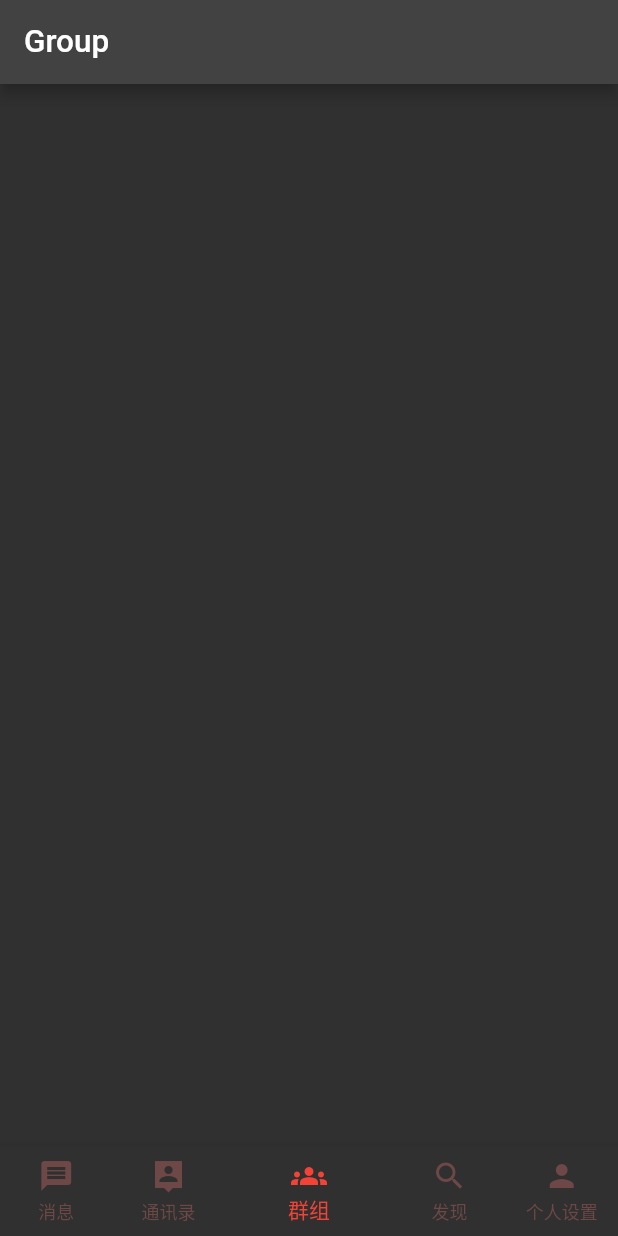
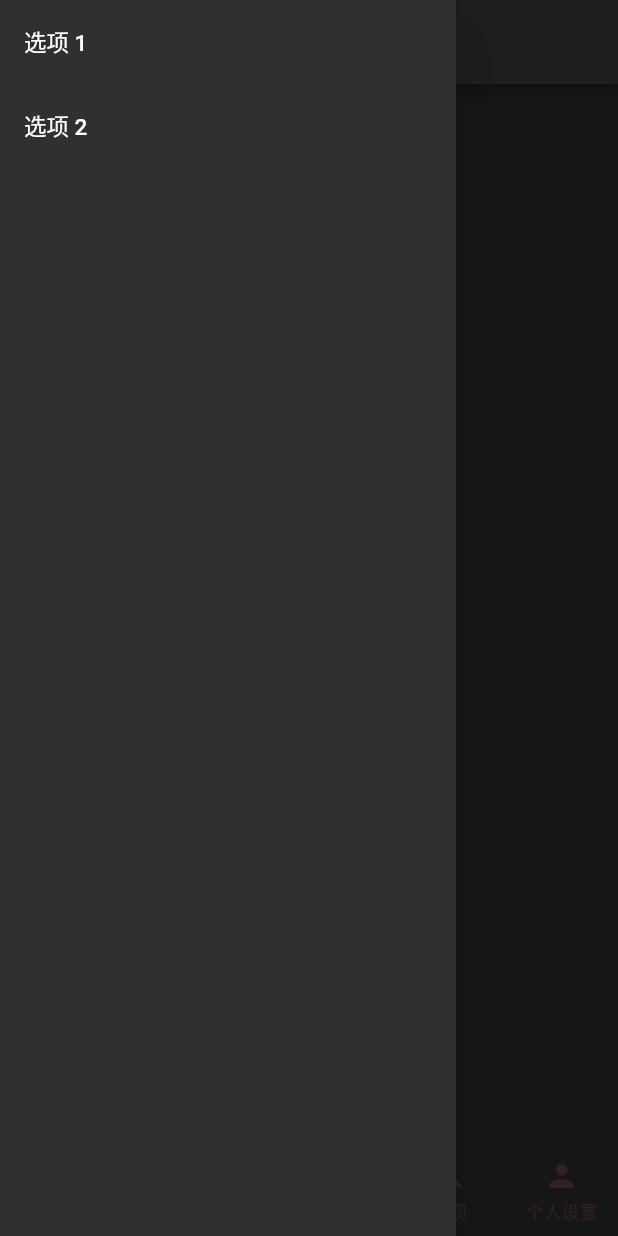
Before and after one commit to rickylin614/flutter_im, a Flutter app: the screen it shows after launch, item 3 of the bottom bar chosen, with the side drawer open (before the commit the screen has no drawer), on a phone screen of 412 x 824 dp. Run offline on Flutter 3.47's test engine with Material 2 defaults, Android fonts, the phone set to English and light mode, and no system bars; our stand-ins replace flutter_bloc; generated files the repository leaves out were written again.

Commit message:
feat: 優化導航欄

```diff
--- /dev/null
+++ b/lib/pkg/views/common/left_draw.dart
@@ -0,0 +1,30 @@
+import 'package:flutter/material.dart';
+
+class LeftDraw extends StatefulWidget {
+  const LeftDraw({super.key});
+
+  @override
+  State<LeftDraw> createState() => _LeftDrawState();
+}
+
+class _LeftDrawState extends State<LeftDraw> {
+  @override
+  Widget build(BuildContext context) {
+    return Drawer(
+      child: ListView(
+        children: [
+          ListTile(
+            title: const Text('选项 1'),
+            onTap: () {},
+          ),
+          ListTile(
+            title: const Text('选项 2'),
+            onTap: () {
+              // 处理选项 2 的操作
+            },
+          ),
+        ],
+      ),
+    );
+  }
+}
--- a/lib/pkg/views/common/navigation_bar.dart
+++ b/lib/pkg/views/common/navigation_bar.dart
@@ -1,4 +1,5 @@
 import 'package:flutter/material.dart';
+import 'package:flutter_application/pkg/views/common/left_draw.dart';
 import 'package:flutter_application/pkg/views/contact/contact.dart';
 import 'package:flutter_application/pkg/views/discover/discover.dart';
 import 'package:flutter_application/pkg/views/group/group.dart';
@@ -16,27 +17,43 @@ class NavigationBars extends StatefulWidget {
 class _NavigationBarsState extends State<NavigationBars> {
   int _currentIndex = 0;
 
-  final List _pageList = [
-    const Message(),
-    const Contact(),
-    const Group(),
-    const Discover(),
-    const Profile(),
+  final List<PageData> _pageDataList = [
+    PageData(page: const Message(), appBarTitle: 'Message Page'),
+    PageData(page: const Contact(), appBarTitle: 'Contact Page'),
+    PageData(page: const Group(), appBarTitle: 'Group Page'),
+    PageData(page: const Discover(), appBarTitle: 'Discover Page'),
+    PageData(page: const Profile(), appBarTitle: 'Profile Page'),
   ];
 
   Widget getCurrentPage(BuildContext context) {
-    if (_currentIndex > _pageList.length) {
+    if (_currentIndex > _pageDataList.length) {
       return Container();
     }
-    return _pageList[_currentIndex];
+    return _pageDataList[_currentIndex].page;
+  }
+
+  String getLabel(BuildContext context) {
+    if (_currentIndex > _pageDataList.length) {
+      return "";
+    }
+    var list = [
+      AppLocalizations.of(context)!.messageLabel,
+      AppLocalizations.of(context)!.contactsLabel,
+      AppLocalizations.of(context)!.groupsLabel,
+      AppLocalizations.of(context)!.discoverLabel,
+      AppLocalizations.of(context)!.settingsLabel,
+    ];
+
+    return list[_currentIndex];
   }
 
   @override
   Widget build(BuildContext context) {
     return Scaffold(
-      // appBar: AppBar(
-      //   title: const Text('Home Page'),
-      // ),
+      appBar: AppBar(
+        title: Text(getLabel(context)),
+      ),
+      drawer: const LeftDraw(),
       body: getCurrentPage(context),
       bottomNavigationBar: BottomNavigationBar(
         items: [
@@ -76,3 +93,10 @@ class _NavigationBarsState extends State<NavigationBars> {
     );
   }
 }
+
+class PageData {
+  final Widget page;
+  final String appBarTitle;
+
+  PageData({required this.page, required this.appBarTitle});
+}
--- a/lib/pkg/views/contact/contact.dart
+++ b/lib/pkg/views/contact/contact.dart
@@ -1,21 +1,17 @@
-
 import 'package:flutter/material.dart';
 
 class Contact extends StatefulWidget {
-
-  const Contact({ super.key });
+  const Contact({super.key});
 
   @override
   State<Contact> createState() => _ContactState();
 }
 
 class _ContactState extends State<Contact> {
-
-   @override
-   Widget build(BuildContext context) {
-       return Scaffold(
-           appBar: AppBar(title: const Text('Contact'),),
-           body: Container(),
-       );
+  @override
+  Widget build(BuildContext context) {
+    return Scaffold(
+      body: Container(),
+    );
   }
 }
--- a/lib/pkg/views/discover/discover.dart
+++ b/lib/pkg/views/discover/discover.dart
@@ -1,21 +1,17 @@
-
 import 'package:flutter/material.dart';
 
 class Discover extends StatefulWidget {
-
-  const Discover({ super.key });
+  const Discover({super.key});
 
   @override
   State<Discover> createState() => _DiscoverState();
 }
 
 class _DiscoverState extends State<Discover> {
-
-   @override
-   Widget build(BuildContext context) {
-       return Scaffold(
-           appBar: AppBar(title: const Text('Discover'),),
-           body: Container(),
-       );
+  @override
+  Widget build(BuildContext context) {
+    return Scaffold(
+      body: Container(),
+    );
   }
 }
--- a/lib/pkg/views/group/group.dart
+++ b/lib/pkg/views/group/group.dart
@@ -1,21 +1,17 @@
-
 import 'package:flutter/material.dart';
 
 class Group extends StatefulWidget {
-
-  const Group({ super.key });
+  const Group({super.key});
 
   @override
   State<Group> createState() => _GroupState();
 }
 
 class _GroupState extends State<Group> {
-
-   @override
-   Widget build(BuildContext context) {
-       return Scaffold(
-           appBar: AppBar(title: const Text('Group'),),
-           body: Container(),
-       );
+  @override
+  Widget build(BuildContext context) {
+    return Scaffold(
+      body: Container(),
+    );
   }
 }
--- a/lib/pkg/views/message/message.dart
+++ b/lib/pkg/views/message/message.dart
@@ -11,9 +11,6 @@ class _MessageState extends State<Message> {
   @override
   Widget build(BuildContext context) {
     return Scaffold(
-      appBar: AppBar(
-        title: const Text('Message'),
-      ),
       body: Container(),
     );
   }
--- a/lib/pkg/views/profile/profile.dart
+++ b/lib/pkg/views/profile/profile.dart
@@ -14,9 +14,6 @@ class _ProfileState extends State<Profile> {
   @override
   Widget build(BuildContext context) {
     return Scaffold(
-      appBar: AppBar(
-        title: const Text('Profile'),
-      ),
       body: ListView(
         children: <Widget>[
           // 列表项 1: 用户资料
```
